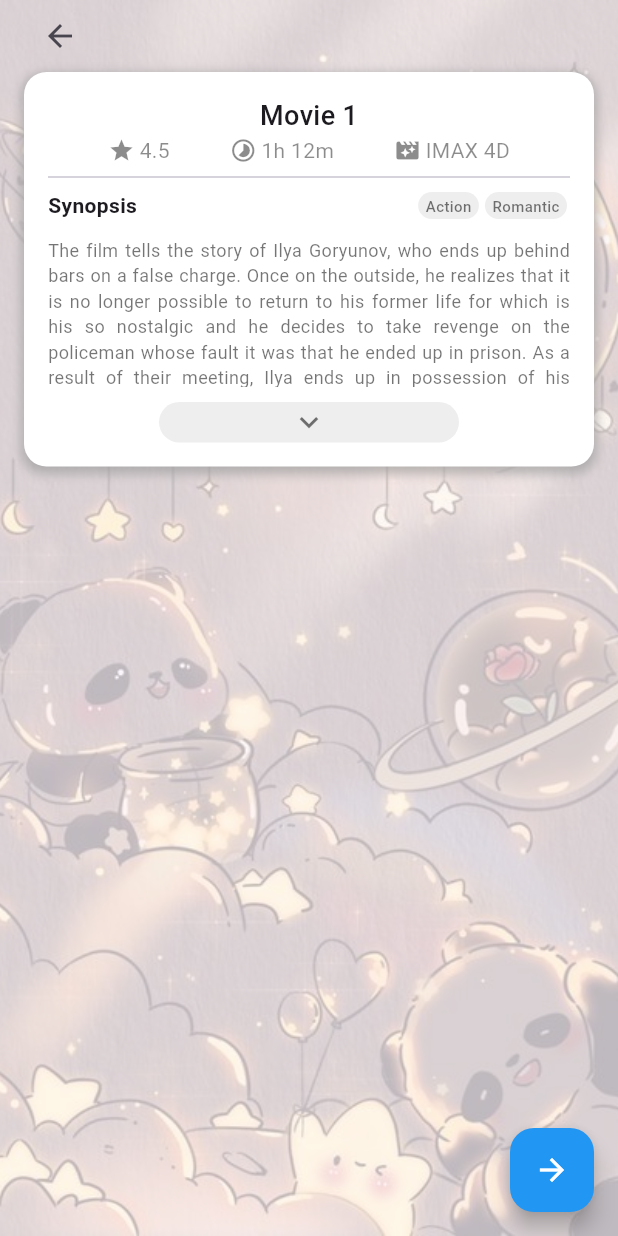
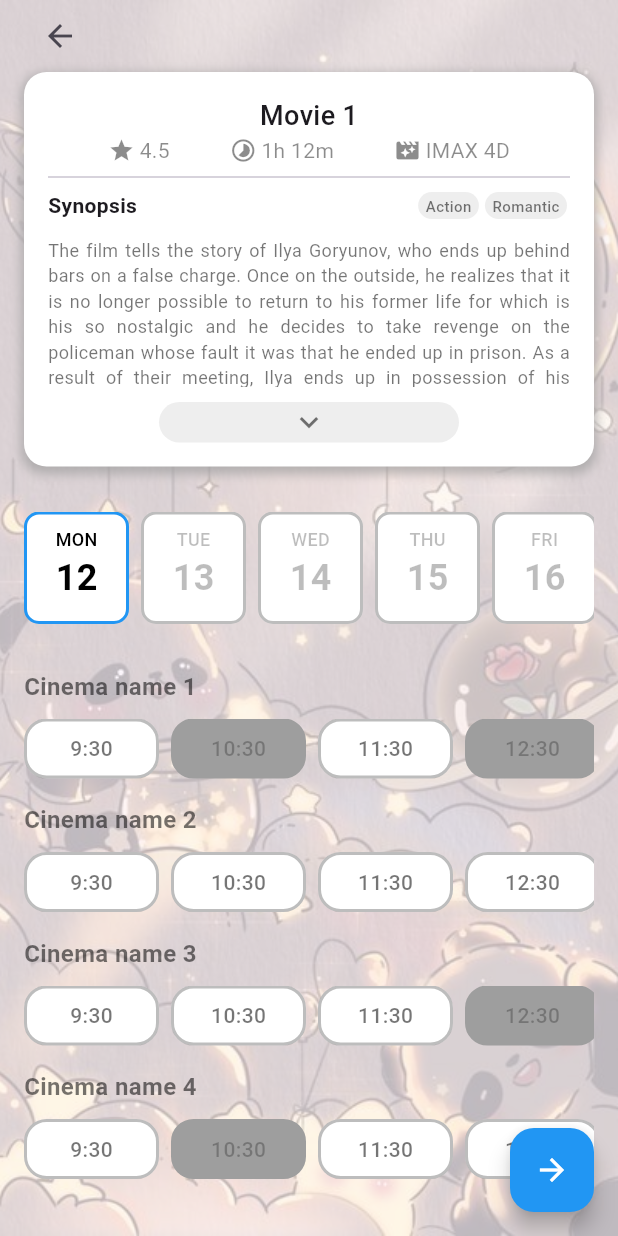
Before and after one commit to NTTVy03/MovieBooking, a Flutter app: the screen it shows once a user with an empty profile is signed in, after a tap on "Movie 1", on a phone screen of 412 x 824 dp. Run offline on Flutter 3.47's test engine with Material 3 defaults, Android fonts, the phone set to English and light mode, and no system bars; our stand-ins replace carousel_slider, firebase_auth, firebase_core, flutter_svg; missing offline and left inert: book_my_seat, material_text_fields; accounts and stored records are empty.

Commit message:
moviepage: show schedule

```diff
--- /dev/null
+++ b/lib/components/cinema_schedule.dart
@@ -0,0 +1,54 @@
+import 'package:flutter/material.dart';
+import 'package:moviebooking_21120168/components/time.dart';
+
+class CinemaSchedule extends StatefulWidget {
+  final String cinema;
+  final List<Map> schedule;
+  const CinemaSchedule({
+    super.key,
+    required this.cinema,
+    required this.schedule,
+  });
+
+  @override
+  State<CinemaSchedule> createState() => _CinemaScheduleState();
+}
+
+class _CinemaScheduleState extends State<CinemaSchedule> {
+  @override
+  Widget build(BuildContext context) {
+    return Padding(
+      padding: const EdgeInsets.only(bottom: 16.0),
+      child: Column(
+        children: [
+          Align(
+            alignment: Alignment.topLeft,
+            child: Text(
+              widget.cinema,
+              style: const TextStyle(
+                  fontSize: 16,
+                  fontWeight: FontWeight.w700,
+                  color: Colors.black54),
+            ),
+          ),
+          const SizedBox(height: 10),
+          SizedBox(
+            height: 40,
+            child: ListView.builder(
+              scrollDirection: Axis.horizontal,
+              itemCount: widget.schedule.length,
+              itemBuilder: (context, index) => TimeBlock(
+                onTap: onTapTime,
+                id: widget.schedule[index]['id'],
+                time: widget.schedule[index]['time'],
+                status: widget.schedule[index]['status'],
+              ),
+            ),
+          ),
+        ],
+      ),
+    );
+  }
+
+  void onTapTime() {}
+}
--- a/lib/components/color_circle_text.dart
+++ /dev/null
@@ -1,30 +0,0 @@
-import 'package:flutter/material.dart';
-
-class ColorCircleWithText extends StatelessWidget {
-  final Color color;
-  final String text;
-
-  const ColorCircleWithText({
-    Key? key,
-    required this.color,
-    required this.text,
-  }) : super(key: key);
-
-  @override
-  Widget build(BuildContext context) {
-    return Row(
-      children: [
-        Container(
-          width: 15,
-          height: 15,
-          decoration: BoxDecoration(
-            color: color,
-            shape: BoxShape.circle,
-          ),
-        ),
-        const SizedBox(width: 10),
-        Text(text),
-      ],
-    );
-  }
-}
--- /dev/null
+++ b/lib/components/color_seatstate_text.dart
@@ -0,0 +1,29 @@
+import 'package:flutter/material.dart';
+import 'package:flutter_svg/flutter_svg.dart';
+
+class ColorSeatstateWithText extends StatelessWidget {
+  final String svgName;
+  final String text;
+
+  const ColorSeatstateWithText({
+    Key? key,
+    required this.text,
+    required this.svgName,
+  }) : super(key: key);
+
+  @override
+  Widget build(BuildContext context) {
+    return Row(
+      mainAxisSize: MainAxisSize.min,
+      children: [
+        SvgPicture.asset(
+          svgName,
+          width: 20,
+          height: 20,
+        ),
+        const SizedBox(width: 5),
+        Text(text),
+      ],
+    );
+  }
+}
--- /dev/null
+++ b/lib/components/date.dart
@@ -0,0 +1,66 @@
+import 'package:flutter/material.dart';
+
+class DateBlock extends StatefulWidget {
+  final int id;
+  final String order;
+  final String date;
+  final bool isSelected;
+  final void Function()? onTap;
+
+  const DateBlock({
+    super.key,
+    required this.order,
+    required this.date,
+    required this.isSelected,
+    required this.onTap,
+    required this.id,
+  });
+
+  @override
+  State<DateBlock> createState() => _DateBlockState();
+}
+
+class _DateBlockState extends State<DateBlock> {
+  @override
+  Widget build(BuildContext context) {
+    return GestureDetector(
+      onTap: widget.onTap,
+      child: Padding(
+        padding: const EdgeInsets.only(right: 8.0),
+        child: Container(
+          width: 70,
+          alignment: Alignment.center,
+          padding: const EdgeInsets.only(top: 8, bottom: 8),
+          decoration: BoxDecoration(
+            color: Colors.white,
+            borderRadius: const BorderRadius.all(
+              Radius.circular(10),
+            ),
+            border: Border.all(
+              width: 2,
+              color: widget.isSelected ? Colors.blue : Colors.black26,
+            ),
+          ),
+          child: Column(
+            children: [
+              Text(
+                widget.order,
+                style: TextStyle(
+                    fontSize: 12,
+                    fontWeight: FontWeight.w500,
+                    color: widget.isSelected ? Colors.black : Colors.black26),
+              ),
+              Text(
+                widget.date,
+                style: TextStyle(
+                    fontSize: 24,
+                    fontWeight: FontWeight.w700,
+                    color: widget.isSelected ? Colors.black : Colors.black26),
+              ),
+            ],
+          ),
+        ),
+      ),
+    );
+  }
+}
--- /dev/null
+++ b/lib/components/time.dart
@@ -0,0 +1,59 @@
+import 'package:flutter/material.dart';
+
+class TimeBlock extends StatefulWidget {
+  final int id;
+  final String time;
+  final int status; // -1: invalid; 0: available; 1: selected
+  final void Function()? onTap;
+
+  const TimeBlock({
+    super.key,
+    required this.onTap,
+    required this.id,
+    required this.time,
+    required this.status,
+  });
+
+  @override
+  State<TimeBlock> createState() => _TimeBlockState();
+}
+
+class _TimeBlockState extends State<TimeBlock> {
+  @override
+  Widget build(BuildContext context) {
+    return GestureDetector(
+      onTap: widget.onTap,
+      child: Padding(
+        padding: const EdgeInsets.only(right: 8.0),
+        child: Container(
+          width: 90,
+          alignment: Alignment.center,
+          padding: const EdgeInsets.only(top: 8, bottom: 8),
+          decoration: BoxDecoration(
+            color: widget.status == -1 ? Colors.grey : Colors.white,
+            borderRadius: const BorderRadius.all(
+              Radius.circular(15),
+            ),
+            border: Border.all(
+              width: 2,
+              color: widget.status == 1
+                  ? Colors.blue
+                  : (widget.status == -1 ? Colors.grey : Colors.black26),
+            ),
+          ),
+          child: Text(
+            widget.time,
+            style: TextStyle(
+              fontSize: 14,
+              fontWeight:
+                  widget.status == 1 ? FontWeight.w700 : FontWeight.w500,
+              color: widget.status == 1
+                  ? Colors.black
+                  : (widget.status == -1 ? Colors.black26 : Colors.black54),
+            ),
+          ),
+        ),
+      ),
+    );
+  }
+}
--- a/lib/data/Globals.dart
+++ b/lib/data/Globals.dart
@@ -157,10 +157,10 @@ class GlobalsData {
       'tag': ['Action', 'Cute'],
     },
     {
-      'id': 12,
+      'id': 13,
       'title': 'Movie 12',
       'duration': '1h 5m',
-      'img_url': 'assets/images/hotmovies/hot2.jpg',
+      'img_url': 'assets/images/hotmovies/hot3.jpg',
       'star': 4.5,
       'quality': 'IMAX 1D',
       'synopsis':
@@ -173,18 +173,67 @@ class GlobalsData {
       SeatState.unselected,
       SeatState.sold,
       SeatState.unselected,
+      SeatState.unselected,
+      SeatState.empty,
+      SeatState.empty,
+      SeatState.empty,
+      SeatState.sold,
+      SeatState.sold,
+      SeatState.sold,
+      SeatState.empty,
+      SeatState.empty,
+      SeatState.unselected,
+      SeatState.unselected,
+    ],
+    [
+      SeatState.sold,
+      SeatState.unselected,
+      SeatState.unselected,
+      SeatState.sold,
+      SeatState.empty,
+      SeatState.empty,
+      SeatState.empty,
+      SeatState.sold,
+      SeatState.unselected,
+      SeatState.sold,
+      SeatState.empty,
+      SeatState.empty,
+      SeatState.unselected,
+      SeatState.unselected,
+    ],
+    [
+      SeatState.sold,
+      SeatState.unselected,
       SeatState.sold,
       SeatState.sold,
       SeatState.empty,
       SeatState.empty,
       SeatState.empty,
       SeatState.sold,
+      SeatState.unselected,
       SeatState.sold,
+      SeatState.empty,
+      SeatState.empty,
       SeatState.unselected,
-      SeatState.empty,
+      SeatState.unselected,
     ],
     [
       SeatState.unselected,
+      SeatState.unselected,
+      SeatState.sold,
+      SeatState.sold,
+      SeatState.empty,
+      SeatState.empty,
+      SeatState.empty,
+      SeatState.sold,
+      SeatState.unselected,
+      SeatState.sold,
+      SeatState.empty,
+      SeatState.empty,
+      SeatState.unselected,
+      SeatState.unselected,
+    ],
+    [
       SeatState.sold,
       SeatState.sold,
       SeatState.unselected,
@@ -194,12 +243,14 @@ class GlobalsData {
       SeatState.empty,
       SeatState.sold,
       SeatState.unselected,
+      SeatState.sold,
+      SeatState.empty,
+      SeatState.empty,
       SeatState.unselected,
-      SeatState.sold,
+      SeatState.unselected,
     ],
     [
       SeatState.unselected,
-      SeatState.sold,
       SeatState.unselected,
       SeatState.sold,
       SeatState.sold,
@@ -207,13 +258,31 @@ class GlobalsData {
       SeatState.empty,
       SeatState.empty,
       SeatState.sold,
-      SeatState.sold,
       SeatState.unselected,
       SeatState.sold,
+      SeatState.empty,
+      SeatState.empty,
+      SeatState.unselected,
+      SeatState.unselected,
     ],
     [
       SeatState.unselected,
       SeatState.sold,
+      SeatState.unselected,
+      SeatState.sold,
+      SeatState.empty,
+      SeatState.empty,
+      SeatState.empty,
+      SeatState.sold,
+      SeatState.unselected,
+      SeatState.sold,
+      SeatState.empty,
+      SeatState.empty,
+      SeatState.unselected,
+      SeatState.unselected,
+    ],
+    [
+      SeatState.unselected,
       SeatState.unselected,
       SeatState.unselected,
       SeatState.sold,
@@ -221,123 +290,155 @@ class GlobalsData {
       SeatState.empty,
       SeatState.empty,
       SeatState.sold,
-      SeatState.sold,
       SeatState.unselected,
       SeatState.sold,
+      SeatState.empty,
+      SeatState.empty,
+      SeatState.unselected,
+      SeatState.unselected,
     ],
     [
       SeatState.unselected,
-      SeatState.sold,
-      SeatState.sold,
-      SeatState.sold,
+      SeatState.unselected,
+      SeatState.unselected,
       SeatState.sold,
       SeatState.empty,
       SeatState.empty,
       SeatState.empty,
       SeatState.sold,
-      SeatState.sold,
       SeatState.unselected,
-      SeatState.sold,
+      SeatState.unselected,
+      SeatState.empty,
+      SeatState.empty,
+      SeatState.unselected,
+      SeatState.unselected,
     ],
     [
       SeatState.unselected,
-      SeatState.sold,
-      SeatState.sold,
-      SeatState.sold,
+      SeatState.unselected,
+      SeatState.unselected,
       SeatState.sold,
       SeatState.empty,
       SeatState.empty,
       SeatState.empty,
-      SeatState.sold,
-      SeatState.sold,
+      SeatState.unselected,
       SeatState.unselected,
       SeatState.sold,
+      SeatState.empty,
+      SeatState.empty,
+      SeatState.unselected,
+      SeatState.unselected,
     ],
     [
       SeatState.unselected,
-      SeatState.sold,
-      SeatState.sold,
-      SeatState.sold,
+      SeatState.unselected,
+      SeatState.unselected,
       SeatState.sold,
       SeatState.empty,
       SeatState.empty,
       SeatState.empty,
-      SeatState.sold,
-      SeatState.sold,
       SeatState.unselected,
-      SeatState.sold,
-    ],
-    [
       SeatState.unselected,
-      SeatState.sold,
-      SeatState.sold,
-      SeatState.sold,
       SeatState.sold,
       SeatState.empty,
       SeatState.empty,
-      SeatState.empty,
-      SeatState.sold,
-      SeatState.sold,
       SeatState.unselected,
-      SeatState.sold,
-    ],
-    [
       SeatState.unselected,
-      SeatState.sold,
-      SeatState.sold,
-      SeatState.sold,
-      SeatState.sold,
-      SeatState.empty,
-      SeatState.empty,
-      SeatState.empty,
-      SeatState.sold,
-      SeatState.sold,
-      SeatState.unselected,
-      SeatState.sold,
-    ],
-    [
-      SeatState.unselected,
-      SeatState.sold,
-      SeatState.sold,
-      SeatState.sold,
-      SeatState.sold,
-      SeatState.empty,
-      SeatState.empty,
-      SeatState.empty,
-      SeatState.sold,
-      SeatState.sold,
-      SeatState.unselected,
-      SeatState.sold,
-    ],
-    [
-      SeatState.unselected,
-      SeatState.sold,
-      SeatState.sold,
-      SeatState.sold,
-      SeatState.sold,
-      SeatState.empty,
-      SeatState.empty,
-      SeatState.empty,
-      SeatState.sold,
-      SeatState.sold,
-      SeatState.unselected,
-      SeatState.sold,
-    ],
-    [
-      SeatState.unselected,
-      SeatState.sold,
-      SeatState.sold,
-      SeatState.sold,
-      SeatState.sold,
-      SeatState.empty,
-      SeatState.empty,
-      SeatState.empty,
-      SeatState.sold,
-      SeatState.sold,
-      SeatState.unselected,
-      SeatState.sold,
     ],
   ].cast<List<SeatState>>();
+
+  static List<Map> date = [
+    {
+      'id': 1,
+      'order': 'MON',
+      'date': 12,
+    },
+    {
+      'id': 2,
+      'order': 'TUE',
+      'date': 13,
+    },
+    {
+      'id': 3,
+      'order': 'WED',
+      'date': 14,
+    },
+    {
+      'id': 4,
+      'order': 'THU',
+      'date': 15,
+    },
+    {
+      'id': 5,
+      'order': 'FRI',
+      'date': 16,
+    },
+    {
+      'id': 6,
+      'order': 'SAT',
+      'date': 17,
+    },
+    {
+      'id': 7,
+      'order': 'SUN',
+      'date': 18,
+    },
+  ];
+
+  static List<Map> movieSchedule = [
+    {
+      'cinema': "Cinema name 1",
+      'listtime': [
+        {'id': 1, 'time': "9:30", 'status': 0},
+        {'id': 2, 'time': "10:30", 'status': -1},
+        {'id': 3, 'time': "11:30", 'status': 0},
+        {'id': 4, 'time': "12:30", 'status': -1},
+        {'id': 5, 'time': "13:30", 'status': 0},
+        {'id': 6, 'time': "14:30", 'status': 0},
+        {'id': 7, 'time': "15:30", 'status': 0},
+        {'id': 8, 'time': "16:30", 'status': 0},
+      ]
+    },
+    {
+      'cinema': "Cinema name 2",
+      'listtime': [
+        {'id': 9, 'time': "9:30", 'status': 0},
+        {'id': 10, 'time': "10:30", 'status': 0},
+        {'id': 11, 'time': "11:30", 'status': 0},
+        {'id': 12, 'time': "12:30", 'status': 0},
+        {'id': 13, 'time': "13:30", 'status': 0},
+        {'id': 14, 'time': "14:30", 'status': 0},
+        {'id': 15, 'time': "15:30", 'status': 0},
+        {'id': 16, 'time': "16:30", 'status': 0},
+      ]
+    },
+    {
+      'cinema': "Cinema name 3",
+      'listtime': [
+        {'id': 17, 'time': "9:30", 'status': 0},
+        {'id': 18, 'time': "10:30", 'status': 0},
+        {'id': 19, 'time': "11:30", 'status': 0},
+        {'id': 20, 'time': "12:30", 'status': -1},
+        {'id': 21, 'time': "13:30", 'status': 0},
+        {'id': 22, 'time': "14:30", 'status': -1},
+        {'id': 23, 'time': "15:30", 'status': 0},
+        {'id': 24, 'time': "16:30", 'status': 0},
+      ]
+    },
+    {
+      'cinema': "Cinema name 4",
+      'listtime': [
+        {'id': 25, 'time': "9:30", 'status': 0},
+        {'id': 26, 'time': "10:30", 'status': -1},
+        {'id': 27, 'time': "11:30", 'status': 0},
+        {'id': 28, 'time': "12:30", 'status': 0},
+        {'id': 29, 'time': "13:30", 'status': 0},
+        {'id': 30, 'time': "14:30", 'status': 0},
+        {'id': 31, 'time': "15:30", 'status': 0},
+        {'id': 32, 'time': "16:30", 'status': 0},
+      ]
+    },
+  ];
 
 // METHOD
   static List<Map> getBasicInfoMovies() {
@@ -382,6 +483,7 @@ class GlobalsData {
 
   static List<List<SeatState>> getSeatState(
       String movieTitle, String theater, String date, String time) {
+    // replace by query to Database
     return seatstate;
   }
 
@@ -390,4 +492,13 @@ class GlobalsData {
       seatstate[seat.getRow()][seat.getCol()] = SeatState.sold;
     }
   }
+
+  static List<Map> getDate() {
+    return date;
+  }
+
+  static List<Map> getMovieSchedule(int movieID, int dateID) {
+    // replace by get schedule of a movie in a date from Database
+    return movieSchedule;
+  }
 }
--- a/lib/pages/allmovie.dart
+++ b/lib/pages/allmovie.dart
@@ -1,5 +1,7 @@
+import 'package:firebase_auth/firebase_auth.dart';
 import 'package:flutter/material.dart';
 import 'package:moviebooking_21120168/data/globals.dart';
+import 'package:moviebooking_21120168/pages/home.dart';
 import 'package:moviebooking_21120168/pages/moviepage.dart';
 
 class AllMoviePage extends StatefulWidget {
@@ -10,8 +12,14 @@ class AllMoviePage extends StatefulWidget {
 }
 
 class _AllMoviePageState extends State<AllMoviePage> {
-  List<Map> listMovies = GlobalsData.getBasicInfoMovies();
+  late List<Map> listMovies;
   final TextEditingController _searchcontroller = TextEditingController();
+
+  @override
+  void initState() {
+    super.initState();
+    listMovies = GlobalsData.getBasicInfoMovies();
+  }
 
   void searchMovies(String searchText) {
     String subTitle = searchText.replaceAll('\n', '');
@@ -52,7 +60,15 @@ class _AllMoviePageState extends State<AllMoviePage> {
 
                   // Avatar
                   IconButton(
-                    onPressed: () {},
+                    onPressed: () {
+                      FirebaseAuth.instance.signOut();
+                      Navigator.push(
+                        context,
+                        MaterialPageRoute(
+                          builder: (context) => HomePage(),
+                        ),
+                      );
+                    },
                     icon: const Icon(Icons.account_circle),
                     iconSize: 50,
                   )
--- a/lib/pages/moviepage.dart
+++ b/lib/pages/moviepage.dart
@@ -1,4 +1,6 @@
 import 'package:flutter/material.dart';
+import 'package:moviebooking_21120168/components/cinema_schedule.dart';
+import 'package:moviebooking_21120168/components/date.dart';
 import 'package:moviebooking_21120168/components/icon_and_text.dart';
 import 'package:moviebooking_21120168/components/tag.dart';
 import 'package:moviebooking_21120168/data/globals.dart';
@@ -13,16 +15,22 @@ class MoviePage extends StatefulWidget {
 }
 
 class _MoviePageState extends State<MoviePage> {
-  late final Map movieInfo;
-  late final Map movieSchedule;
-  late final String selectedDate;
-  late final String selectedTime;
-  late final String selectedTheater;
+  late Map movieInfo;
+  late List<Map> date;
+  late List<Map> movieSchedule;
+  late int selectedDate;
+  late int selectedTime;
+  late int selectedTheater;
 
   @override
   void initState() {
     super.initState();
     movieInfo = GlobalsData.getMovieInfoByIndex(widget.index);
+    date = GlobalsData.getDate();
+    selectedDate = 1;
+    selectedTime = 0;
+    selectedTheater = 0;
+    movieSchedule = GlobalsData.getMovieSchedule(movieInfo['id'], selectedDate);
   }
 
   @override
@@ -35,18 +43,13 @@ class _MoviePageState extends State<MoviePage> {
             Navigator.push(
               context,
               MaterialPageRoute(
-                builder: (context) => const SeatBookingPage(
+                builder: (context) => SeatBookingPage(
                   //   SeatBookingPage(
                   time: "9:30 AM",
                   date: "FRIDAY, 12",
-                  movieTitle: "Ant Man and The Wasp",
                   theater: "Sathyam Cinemas: Royalpettah",
-                  imgUrl: "assets/images/allmovies/img5.jpg",
-                  // movieTitle: movieInfo['title'],
-                  // theater: selectedTheater,
-                  // date: selectedDate,
-                  // time: selectedTime,
-                  // imgUrl: movieInfo['img_url'],
+                  movieTitle: movieInfo['title'],
+                  imgUrl: movieInfo['img_url'],
                 ),
               ),
             );
@@ -200,7 +203,38 @@ class _MoviePageState extends State<MoviePage> {
                   ),
                 ),
 
+                const SizedBox(height: 30),
                 // SCHEDULE here
+                // DATE
+                SizedBox(
+                  height: 75,
+                  child: ListView.builder(
+                    scrollDirection: Axis.horizontal,
+                    itemCount: date.length,
+                    itemBuilder: (BuildContext builderContext, int index) =>
+                        DateBlock(
+                      onTap: onTapDate,
+                      id: date[index]['id'],
+                      order: date[index]['order'],
+                      date: date[index]['date'].toString(),
+                      isSelected: (date[index]['id'] == selectedDate),
+                    ),
+                  ),
+                ),
+
+                const SizedBox(height: 30),
+                // SCHEDULE
+                Expanded(
+                  child: ListView.builder(
+                    scrollDirection: Axis.vertical,
+                    itemCount: movieSchedule.length,
+                    itemBuilder: (BuildContext builderContext, int index) =>
+                        CinemaSchedule(
+                      cinema: movieSchedule[index]['cinema'],
+                      schedule: movieSchedule[index]['listtime'],
+                    ),
+                  ),
+                ),
               ],
             ),
           ),
@@ -208,4 +242,11 @@ class _MoviePageState extends State<MoviePage> {
       ),
     );
   }
+
+  void onTapDate() {
+    // setState(() {
+    //   selectedDate = id;
+    //   movieSchedule =
+    // });
+  }
 }
--- a/lib/pages/register.dart
+++ b/lib/pages/register.dart
@@ -1,6 +1,7 @@
 import 'package:firebase_auth/firebase_auth.dart';
 import 'package:flutter/material.dart';
 import 'package:material_text_fields/material_text_fields.dart';
+import 'package:moviebooking_21120168/pages/auth.dart';
 
 class RegisterPage extends StatefulWidget {
   final Function()? onTap;
@@ -51,6 +52,13 @@ class _RegisterPage extends State<RegisterPage> {
       Navigator.pop(context);
 
       showSuccessMessage("Account is created");
+
+      Navigator.push(
+        context,
+        MaterialPageRoute(
+          builder: (context) => AuthPage(),
+        ),
+      );
     } on FirebaseAuthException catch (e) {
       // pop the loading circle
       Navigator.pop(context);
@@ -59,6 +67,8 @@ class _RegisterPage extends State<RegisterPage> {
         showErrorMessage("Week password");
       } else if (e.code == 'email-already-in-use') {
         showErrorMessage("Email already in use");
+      } else {
+        showErrorMessage(e.code);
       }
     } catch (e) {
       showErrorMessage(e.toString());
--- a/lib/pages/seatbooking.dart
+++ b/lib/pages/seatbooking.dart
@@ -1,7 +1,7 @@
 import 'package:flutter/material.dart';
 import 'package:moviebooking_21120168/Util/seatnumber.dart';
 import 'package:moviebooking_21120168/components/border_radius_text.dart';
-import 'package:moviebooking_21120168/components/color_circle_text.dart';
+import 'package:moviebooking_21120168/components/color_seatstate_text.dart';
 import 'package:moviebooking_21120168/components/payable.dart';
 import 'package:moviebooking_21120168/components/ticket.dart';
 import 'package:moviebooking_21120168/data/globals.dart';
@@ -28,12 +28,14 @@ class SeatBookingPage extends StatefulWidget {
 }
 
 class _SeatBookingPageState extends State<SeatBookingPage> {
-  late final List<List<SeatState>> seatstate;
-  Set<SeatNumber> selectedSeats = {};
+  late List<List<SeatState>> seatstate;
+  late Set<SeatNumber> selectedSeats;
   double price = 5;
+
   @override
   void initState() {
     super.initState();
+    selectedSeats = {};
     seatstate = GlobalsData.getSeatState(
         widget.movieTitle, widget.theater, widget.date, widget.time);
   }
@@ -142,16 +144,16 @@ class _SeatBookingPageState extends State<SeatBookingPage> {
                 const Row(
                   mainAxisAlignment: MainAxisAlignment.spaceEvenly,
                   children: [
-                    ColorCircleWithText(
-                      color: Colors.grey,
+                    ColorSeatstateWithText(
+                      svgName: "assets/images/seatstate/available.svg",
                       text: "Available",
                     ),
-                    ColorCircleWithText(
-                      color: Colors.black,
+                    ColorSeatstateWithText(
+                      svgName: "assets/images/seatstate/booked.svg",
                       text: "Booked",
                     ),
-                    ColorCircleWithText(
-                      color: Colors.blue,
+                    ColorSeatstateWithText(
+                      svgName: "assets/images/seatstate/selected.svg",
                       text: "Selected",
                     ),
                   ],
@@ -164,7 +166,6 @@ class _SeatBookingPageState extends State<SeatBookingPage> {
                   alignment: Alignment.center,
                   width: double.maxFinite,
                   height: 300,
-                  child: Center(
                   child: Column(children: [
                     // SCREEN
                     Container(
@@ -184,8 +185,7 @@ class _SeatBookingPageState extends State<SeatBookingPage> {
                     SeatLayoutWidget(
                       onSeatStateChanged: manageSeatStateChange,
                       stateModel: SeatLayoutStateModel(
-                          pathDisabledSeat:
-                              'assets/images/seatstate/booked.svg',
+                        pathDisabledSeat: 'assets/images/seatstate/booked.svg',
                         pathSelectedSeat:
                             'assets/images/seatstate/selected.svg',
                         pathSoldSeat: 'assets/images/seatstate/booked.svg',
@@ -198,7 +198,6 @@ class _SeatBookingPageState extends State<SeatBookingPage> {
                       ),
                     ),
                   ]),
-                  ),
                 ),
 
                 const SizedBox(height: 10.0),
--- a/pubspec.yaml
+++ b/pubspec.yaml
@@ -44,6 +44,7 @@ dependencies:
   firebase_core: ^2.23.0
   book_my_seat: ^1.0.1
   carousel_slider: ^4.2.1
+  flutter_svg: ^1.1.6
 
 dev_dependencies:
   flutter_test:
```
Also changed, not shown: pubspec.lock. Lines whose indentation alone changed are shown as unchanged.
